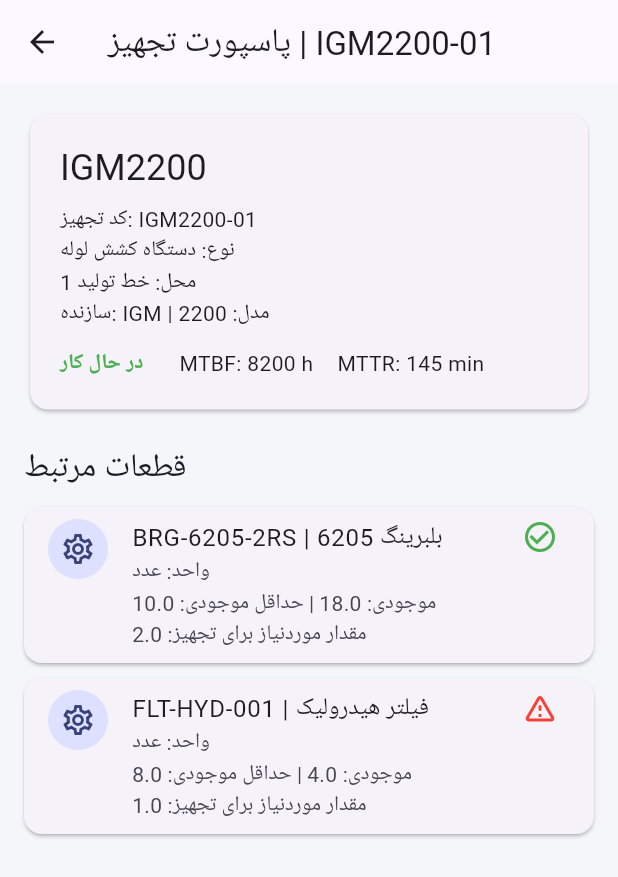
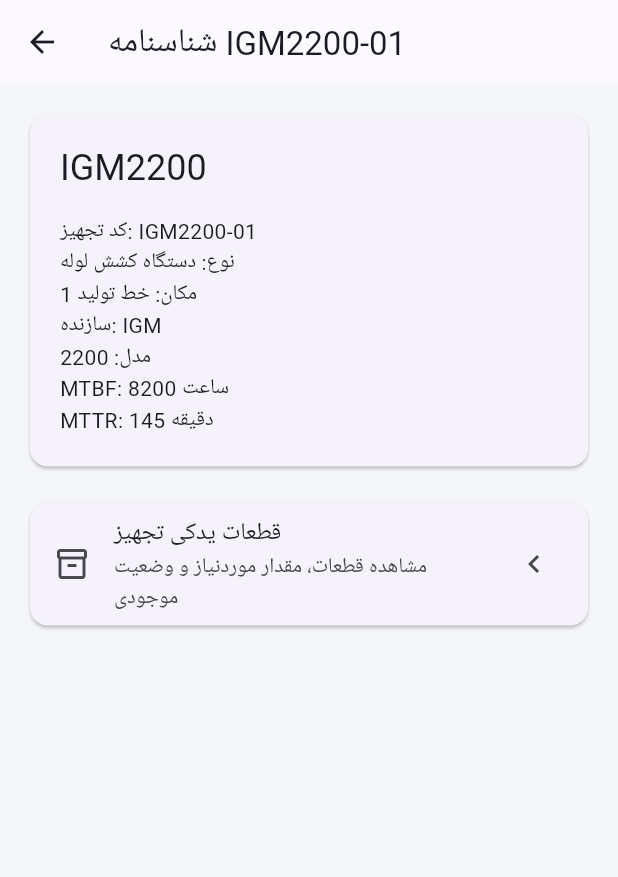
Before and after one commit to naser-khan364/NAK-Smart-cmms, a Flutter app: the EquipmentPassportPage screen opened directly with sample values from the repository, on a phone screen of 412 x 824 dp. Shown: the top 877 px of the screen. Run offline on Flutter 3.47's test engine with Material 3 defaults, Android fonts, the phone set to English and light mode, and no system bars.

Commit message:
feat: add equipment parts page

```diff
--- a/lib/modules/equipment/pages/equipment_passport_page.dart
+++ b/lib/modules/equipment/pages/equipment_passport_page.dart
@@ -1,8 +1,7 @@
 import 'package:flutter/material.dart';
 
 import '../models/equipment_models.dart';
-import '../../spare_parts/models/equipment_part_mock_data.dart';
-import '../../spare_parts/models/spare_part_mock_data.dart';
+import 'equipment_parts_page.dart';
 
 class EquipmentPassportPage extends StatelessWidget {
   final Equipment equipment;
@@ -14,18 +13,12 @@ class EquipmentPassportPage extends StatelessWidget {
 
   @override
   Widget build(BuildContext context) {
-    final equipmentParts = equipmentPartMockData
-        .where((item) => item.equipmentId == equipment.id)
-        .toList();
-
     return Scaffold(
       appBar: AppBar(
-        title: Text('پاسپورت تجهیز | ${equipment.code}'),
+        title: Text('شناسنامه ${equipment.code}'),
       ),
-      body: SingleChildScrollView(
+      body: ListView(
         padding: const EdgeInsets.all(16),
-        child: Column(
-          crossAxisAlignment: CrossAxisAlignment.start,
         children: [
           Card(
             child: Padding(
@@ -37,85 +30,43 @@ class EquipmentPassportPage extends StatelessWidget {
                     equipment.name,
                     style: Theme.of(context).textTheme.headlineSmall,
                   ),
-                    const SizedBox(height: 8),
+                  const SizedBox(height: 16),
                   Text('کد تجهیز: ${equipment.code}'),
                   Text('نوع: ${equipment.type}'),
-                    Text('محل: ${equipment.location}'),
+                  Text('مکان: ${equipment.location}'),
+                  Text('سازنده: ${equipment.manufacturer}'),
+                  Text('مدل: ${equipment.model}'),
                   Text(
-                      'سازنده: ${equipment.manufacturer} | مدل: ${equipment.model}',
+                    'MTBF: ${equipment.mtbf.toStringAsFixed(0)} ساعت',
                   ),
-                    const SizedBox(height: 12),
-                    Row(
-                      children: [
                   Text(
-                          equipment.statusLabel,
-                          style: TextStyle(
-                            color: equipment.statusColor,
-                            fontWeight: FontWeight.bold,
-                          ),
-                        ),
-                        const SizedBox(width: 24),
-                        Text('MTBF: ${equipment.mtbf.toStringAsFixed(0)} h'),
-                        const SizedBox(width: 16),
-                        Text('MTTR: ${equipment.mttr.toStringAsFixed(0)} min'),
-                      ],
+                    'MTTR: ${equipment.mttr.toStringAsFixed(0)} دقیقه',
                   ),
                 ],
               ),
             ),
           ),
-
-            const SizedBox(height: 20),
-
-            Text(
-              'قطعات مرتبط',
-              style: Theme.of(context).textTheme.titleLarge,
+          const SizedBox(height: 16),
+          Card(
+            child: ListTile(
+              leading: const Icon(Icons.inventory_2_outlined),
+              title: const Text('قطعات یدکی تجهیز'),
+              subtitle: const Text(
+                'مشاهده قطعات، مقدار موردنیاز و وضعیت موجودی',
               ),
-            const SizedBox(height: 12),
-
-            if (equipmentParts.isEmpty)
-              const Card(
-                child: Padding(
-                  padding: EdgeInsets.all(16),
-                  child: Text('برای این تجهیز قطعه‌ای ثبت نشده است.'),
-                ),
-              )
-            else
-              ...equipmentParts.map(
-                (relation) {
-                  final part = sparePartMockData.firstWhere(
-                    (item) => item.id == relation.sparePartId,
-                  );
-
-                  return Card(
-                    margin: const EdgeInsets.only(bottom: 10),
-                    child: ListTile(
-                      leading: const CircleAvatar(
-                        child: Icon(Icons.settings_outlined),
-                      ),
-                      title: Text(
-                        '${part.code} | ${part.name}',
-                      ),
-                      subtitle: Text(
-                        'واحد: ${part.unit}\n'
-                        'موجودی: ${part.quantity} | '
-                        'حداقل موجودی: ${part.minimumStock}\n'
-                        'مقدار موردنیاز برای تجهیز: ${relation.requiredQuantity}',
-                      ),
-                      isThreeLine: true,
-                      trailing: Icon(part.isBelowMinimum
-                            ? Icons.warning_amber_rounded
-                            : Icons.check_circle_outline,
-                        color: part.isBelowMinimum
-                            ? Colors.red
-                            : Colors.green,
+              trailing: const Icon(Icons.chevron_left),
+              onTap: () {
+                Navigator.of(context).push(
+                  MaterialPageRoute(
+                    builder: (_) => EquipmentPartsPage(
+                      equipmentId: equipment.id,
                     ),
                   ),
                 );
               },
             ),
+          ),
         ],
-        ),
       ),
     );
   }
```
Also changed, not shown: lib/modules/equipment/pages/equipment_parts_page.dart (added, +70 -0 lines). Lines whose indentation alone changed are shown as unchanged.
